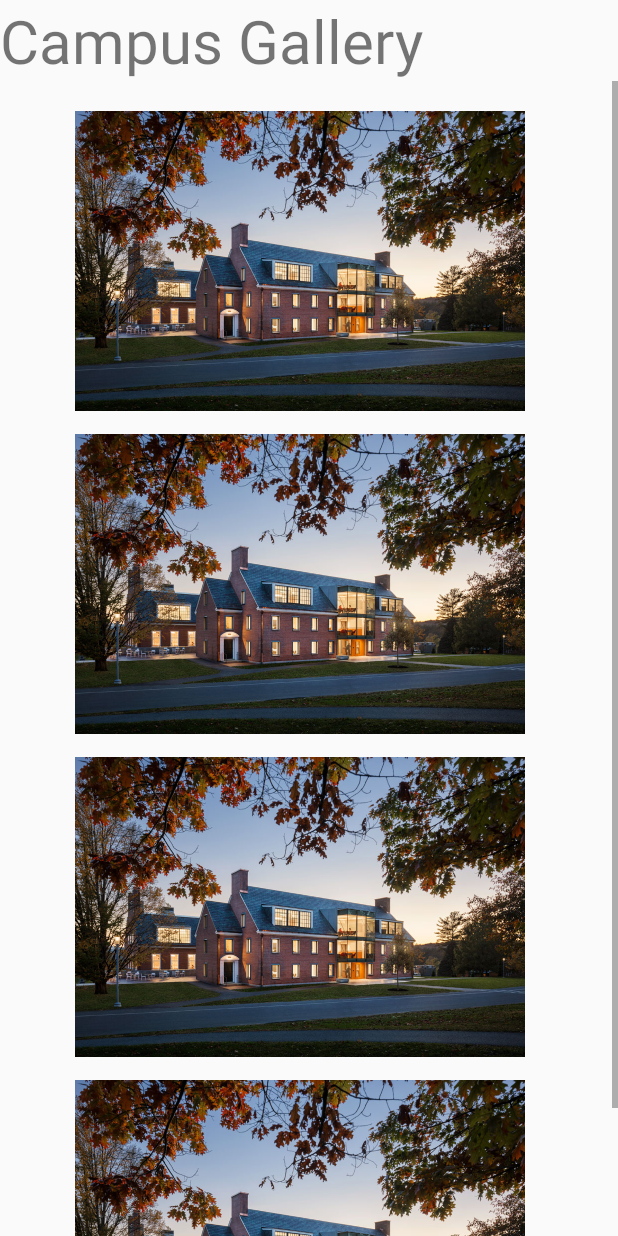
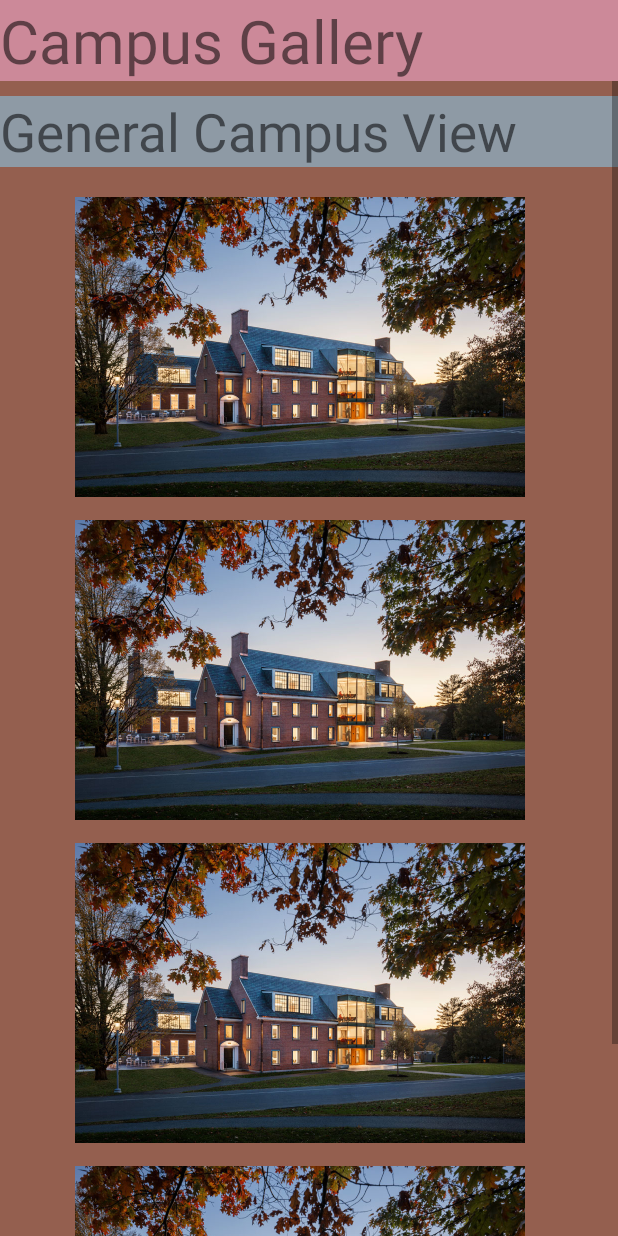
Before and after one commit to Tesfa-eth/BTON-Mobile-APP, an Android app: the CampusGallery screen opened directly, with no data from a screen before it, on a phone screen of 412 x 824 dp. Run offline under Robolectric (Android 15) with nearby library versions, the phone set to English and light mode, and no system bars.

```diff
--- a/app/src/main/res/layout/activity_campus_gallery.xml
+++ b/app/src/main/res/layout/activity_campus_gallery.xml
@@ -13,6 +13,7 @@
         android:text="Campus Gallery"
         android:layout_centerHorizontal="true"
         android:textSize="40dp"
+        android:background="#CC8999"
         />
 
     <ScrollView
@@ -20,17 +21,29 @@
         android:layout_height="wrap_content"
         android:layout_below="@+id/campusGallery"
         android:id="@+id/scrollView"
+        android:background="#945F4F"
         >
         <RelativeLayout
             android:layout_width="match_parent"
             android:layout_height="wrap_content"
             >
 
+            <TextView
+                android:layout_width="match_parent"
+                android:layout_height="wrap_content"
+                android:text="General Campus View"
+                android:textSize="35dp"
+                android:layout_marginTop="10dp"
+                android:id="@+id/generalView"
+                android:background="#8E9AA5"
+                />
+
             <ImageView
                 android:layout_width="400dp"
                 android:layout_height="200dp"
                 android:id="@+id/image1"
                 android:layout_marginTop="20dp"
+                android:layout_below="@+id/generalView"
                 android:src="@drawable/bennington_background" />
             <ImageView
                 android:layout_width="400dp"
```
Also changed, not shown: app/src/main/res/layout/activity_health_center.xml (+15 -3 lines).
